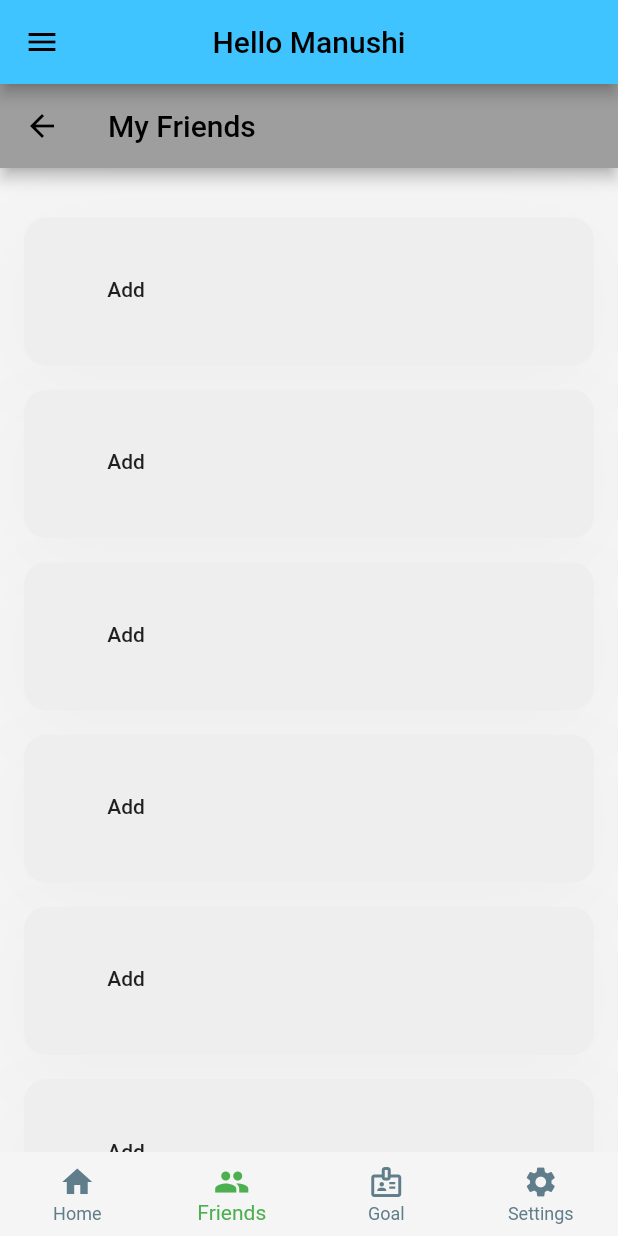
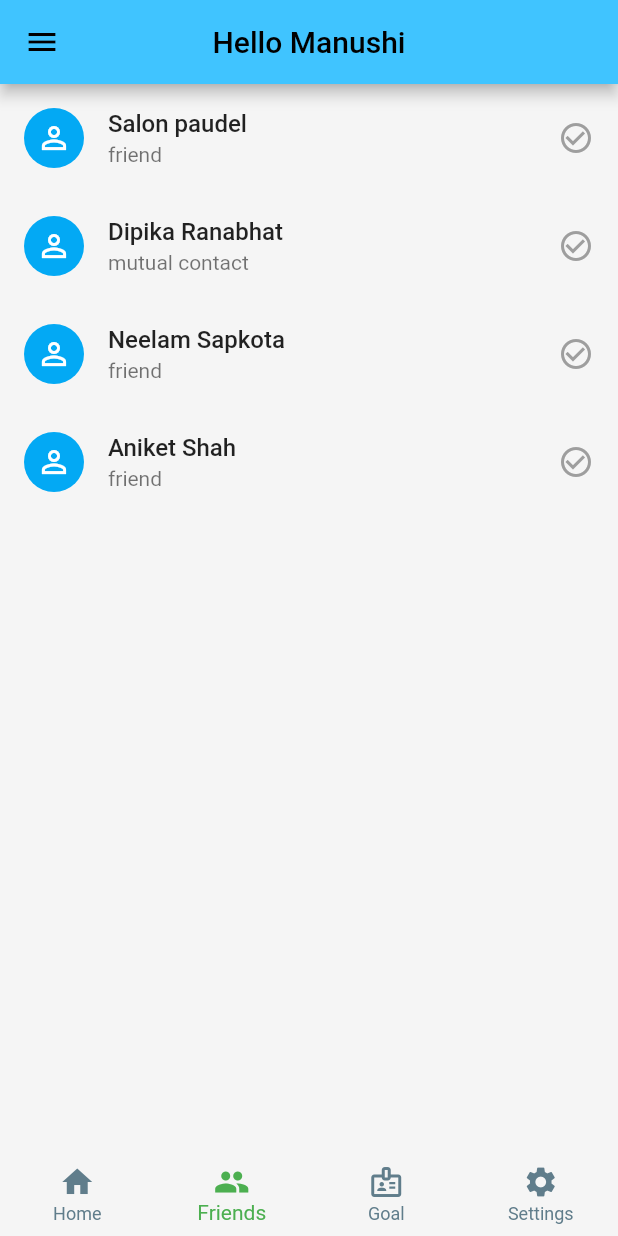
Before and after one commit to manushi7/goplan-flutter, a Flutter app: the screen it shows after launch, item 2 of the bottom bar chosen, on a phone screen of 412 x 824 dp. Run offline on Flutter 3.47's test engine with Material 2 defaults, Android fonts, the light colour scheme and no system bars; our stand-ins replace font_awesome_flutter, get, google_sign_in, hexcolor, otp_text_field, rflutter_alert and 2 more; missing offline and left inert: google_sign_in_web.

Commit message:
create appblock and friends

```diff
--- a/lib/home_page.dart
+++ b/lib/home_page.dart
@@ -2,7 +2,6 @@ import 'package:flutter/material.dart';
 import 'package:flutter/services.dart';
 import 'package:flutter_login_ui/pages/achievement_page.dart';
 import 'package:flutter_login_ui/pages/bottom_nav_screen.dart';
-import 'package:flutter_login_ui/pages/friend.dart';
 import 'package:flutter_login_ui/pages/goals_page.dart';
 import 'package:flutter_login_ui/pages/note.dart';
 import 'package:flutter_login_ui/pages/profile_page.dart';
--- a/lib/main.dart
+++ b/lib/main.dart
@@ -1,6 +1,5 @@
 import 'package:flutter/material.dart';
 import 'package:flutter_login_ui/pages/bottom_nav_screen.dart';
-import 'package:flutter_login_ui/pages/friend.dart';
 import 'package:flutter_login_ui/pages/splash_screen.dart';
 import 'package:hexcolor/hexcolor.dart';
 
--- /dev/null
+++ b/lib/pages/appblock/ContactModel.dart
@@ -0,0 +1,8 @@
+class ContactModel{
+
+  String appname, blockstatus;
+  bool isSelected;
+
+  ContactModel(this.appname, this.blockstatus, this.isSelected);
+
+}
--- a/lib/pages/bottom_nav_screen.dart
+++ b/lib/pages/bottom_nav_screen.dart
@@ -2,7 +2,8 @@ import 'package:flutter/material.dart';
 import 'package:flutter/services.dart';
 import 'package:flutter_login_ui/pages/profile_page.dart';
 import 'achievement_page.dart';
-import 'friend.dart';
+import 'appblock/appblock.dart';
+import 'friends/friend.dart';
 import 'goals_page.dart';
 import '../home_page.dart';
 import 'note.dart';
@@ -25,7 +26,7 @@ class _BottomNavScreenState extends State<BottomNavScreen> {
   void initState() {
     super.initState();
     index = 0;
-    _screens = const [
+    _screens =  [
       HomeScreen(),
       FriendPage(),
       GoalScreen(),
@@ -79,7 +80,7 @@ class _BottomNavScreenState extends State<BottomNavScreen> {
               ),
               //Divider(color: Theme.of(context).primaryColor, height: 1,),
               ListTile(
-                leading: Icon(Icons.person_add_alt_1, size: _drawerIconSize,color: Colors.black),
+                leading: Icon(Icons.person, size: _drawerIconSize,color: Colors.black),
                 title: Text('your profile',style: TextStyle(fontSize: _drawerFontSize,color: Colors.black),),
                 onTap: () {
                   Navigator.push(context, MaterialPageRoute(builder: (context) => ProfilePage()),);
@@ -88,9 +89,9 @@ class _BottomNavScreenState extends State<BottomNavScreen> {
               //Divider(color: Theme.of(context).primaryColor, height: 1,),
               ListTile(
                 leading: Icon(Icons.password_rounded, size: _drawerIconSize,color: Colors.black,),
-                title: Text(' my achievements',style: TextStyle(fontSize: _drawerFontSize,color: Colors.black),),
+                title: Text(' my blocked apps',style: TextStyle(fontSize: _drawerFontSize,color: Colors.black),),
                 onTap: () {
-                  Navigator.push( context, MaterialPageRoute(builder: (context) => CardDesign()),);
+                  Navigator.push( context, MaterialPageRoute(builder: (context) => appblock()),);
                 },
               ),
               //Divider(color: Theme.of(context).primaryColor, height: 1,),
@@ -99,6 +100,14 @@ class _BottomNavScreenState extends State<BottomNavScreen> {
                 title: Text('create reminder',style: TextStyle(fontSize: _drawerFontSize,color: Colors.black),),
                 onTap: () {
                   Navigator.push( context, MaterialPageRoute(builder: (context) => ReminderScreen()), );
+                },
+              ),
+
+              ListTile(
+                leading: Icon(Icons.person_add_alt_1, size: _drawerIconSize,color: Colors.black,),
+                title: Text('Friends Page',style: TextStyle(fontSize: _drawerFontSize,color: Colors.black),),
+                onTap: () {
+                  Navigator.push( context, MaterialPageRoute(builder: (context) => FriendPage()), );
                 },
               ),
               //Divider(color: Theme.of(context).primaryColor, height: 1,),
--- a/lib/pages/friend.dart
+++ /dev/null
@@ -1,76 +0,0 @@
-import 'package:flutter/cupertino.dart';
-import 'package:flutter/material.dart';
-
-class FriendPage extends StatefulWidget {
-  const FriendPage({ Key? key }) : super(key: key);
-
-  @override
-  _freindPageState createState() => _freindPageState();
-}
-
-class _freindPageState extends State<FriendPage> {
-  @override
-  Widget build(BuildContext context) {
-    return Scaffold(
-     appBar: AppBar(
-        leading: IconButton(
-          icon: Icon(Icons.arrow_back, color: Colors.black),
-          onPressed: () => Navigator.of(context).pop(),
-        ),
-        title: const Text("My Friends"),
-      ),
-      body: Container(
-        child: ListView.builder(
-
-                    padding: const EdgeInsets.only(
-                        left: 8, right: 8, top: 25),
-
-                    scrollDirection: Axis.vertical,
-                    shrinkWrap: true,
-                  itemCount:10,
-                  itemBuilder: (BuildContext context, int index){
-                    return Container(
-                      margin: const EdgeInsets.all(8.0),
-                      padding: const EdgeInsets.all(8.0),
-                      height: MediaQuery
-                          .of(context)
-                          .size
-                          .height * 0.120,
-                      decoration: BoxDecoration(
-                        borderRadius: BorderRadius.circular(15),
-                        color: Colors.grey[200],
-                        boxShadow: const [
-                          BoxShadow(
-                              offset: Offset(0, 10),
-                              blurRadius: 50,
-                              color: Color(0xffEEEEEE)),
-                        ],
-                      ),
-                      child: ListTile(
-                        title: Text('Title:'),
-                        trailing: Row(
-                          children: [
-                          FlatButton(
-          child:  Text("Add"),
-          onPressed: () {
-            setState(() {
-              Text("Delete");
-            });
-          },
-        ),
-                          ],
-                        ),
-                        subtitle: Text('Subject:'),
-
-                        onTap: () {
-
-                        },
-                      ),
-                    );
-                  }
-                ),
-
-      ) ,
-    );
-  }
-}
--- /dev/null
+++ b/lib/pages/friends/ContactModel2.dart
@@ -0,0 +1,8 @@
+class ContactModel{
+
+  String friendname, friendstatus;
+  bool isSelected;
+
+  ContactModel(this.friendname, this.friendstatus, this.isSelected);
+
+}
--- /dev/null
+++ b/lib/pages/friends/friend.dart
@@ -0,0 +1,110 @@
+import 'package:flutter/material.dart';
+import 'ContactModel2.dart';
+
+class FriendPage extends StatefulWidget {
+  @override
+  _FriendPageState createState() => _FriendPageState();
+}
+
+class _FriendPageState extends State<FriendPage> {
+  List<ContactModel> contacts = [
+    ContactModel("Salon paudel", "friend", false),
+    ContactModel("Dipika Ranabhat", "mutual contact ", false),
+    ContactModel("Neelam Sapkota", "friend", false),
+    ContactModel("Aniket Shah", "friend", false),
+
+  ];
+
+  // ignore: deprecated_member_use
+  List<ContactModel> selectedContacts = [];
+
+  @override
+  Widget build(BuildContext context) {
+    return Scaffold(
+
+      body: SafeArea(
+        child: Container(
+          child: Column(
+            children: [
+              Expanded(
+                child: ListView.builder(
+                    itemCount: contacts.length,
+                    itemBuilder: (BuildContext context, int index) {
+                      // return item
+                      return ContactItem(
+                        contacts[index].friendname,
+                        contacts[index].friendstatus,
+                        contacts[index].isSelected,
+                        index,
+                      );
+                    }),
+              ),
+              selectedContacts.length > 0 ? Padding(
+                padding: const EdgeInsets.symmetric(
+                  horizontal: 25,
+                  vertical: 10,
+                ),
+                child: SizedBox(
+                  width: double.infinity,
+                  child: RaisedButton(
+                    color: Colors.lightBlue,
+                    child: Text(
+                      "Add Friend (${selectedContacts.length})",
+                      style: TextStyle(
+                        color: Colors.white,
+                        fontSize: 18,
+                      ),
+                    ),
+                    onPressed: () {
+                      print("Add List Lenght: ${selectedContacts.length}");
+                    },
+                  ),
+                ),
+              ): Container(),
+            ],
+          ),
+        ),
+      ),
+    );
+  }
+
+  Widget ContactItem(
+      String friendname, String friendstatus, bool isSelected, int index) {
+    return ListTile(
+      leading: CircleAvatar(
+        backgroundColor: Colors.lightBlue,
+        child: Icon(
+          Icons.person_outline_outlined,
+          color: Colors.white,
+        ),
+      ),
+      title: Text(
+        friendname,
+        style: TextStyle(
+          fontWeight: FontWeight.w500,
+        ),
+      ),
+      subtitle: Text(friendstatus),
+      trailing: isSelected
+          ? Icon(
+              Icons.check_circle,
+              color: Colors.lightBlue,
+            )
+          : Icon(
+              Icons.check_circle_outline,
+              color: Colors.grey,
+            ),
+      onTap: () {
+        setState(() {
+          contacts[index].isSelected = !contacts[index].isSelected;
+          if (contacts[index].isSelected == true) {
+            selectedContacts.add(ContactModel(friendname, friendstatus, true));
+          } else if (contacts[index].isSelected == false) {
+            selectedContacts
+                .removeWhere((element) => element.friendname == contacts[index].friendname);
+          }
+        });
+      },
+    );
+  }
+}
--- a/lib/pages/note.dart
+++ b/lib/pages/note.dart
@@ -153,7 +153,7 @@ Widget inputFile({label, obscureText = false})
             )
         ),
       ),
-      SizedBox(height: 10,)
+      SizedBox(height: 20,)
     ],
   );
 }
```
Also changed, not shown: lib/pages/appblock/appblock.dart (added, +120 -0 lines), lib/pages/appblock/showapp.dart (added, +86 -0 lines), lib/pages/profile_page.dart (+14 -4 lines).
